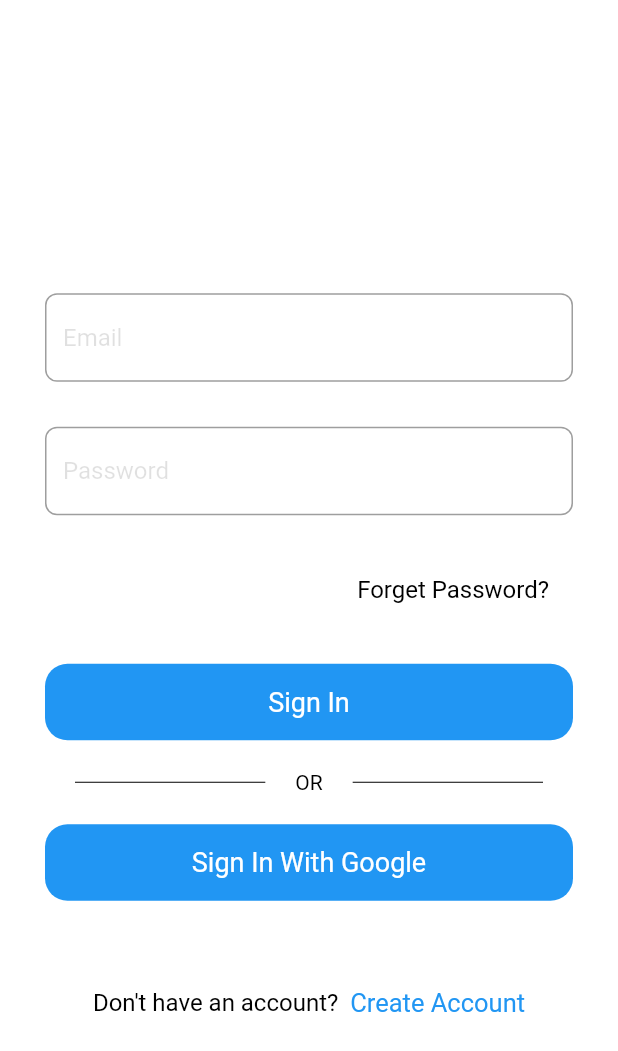
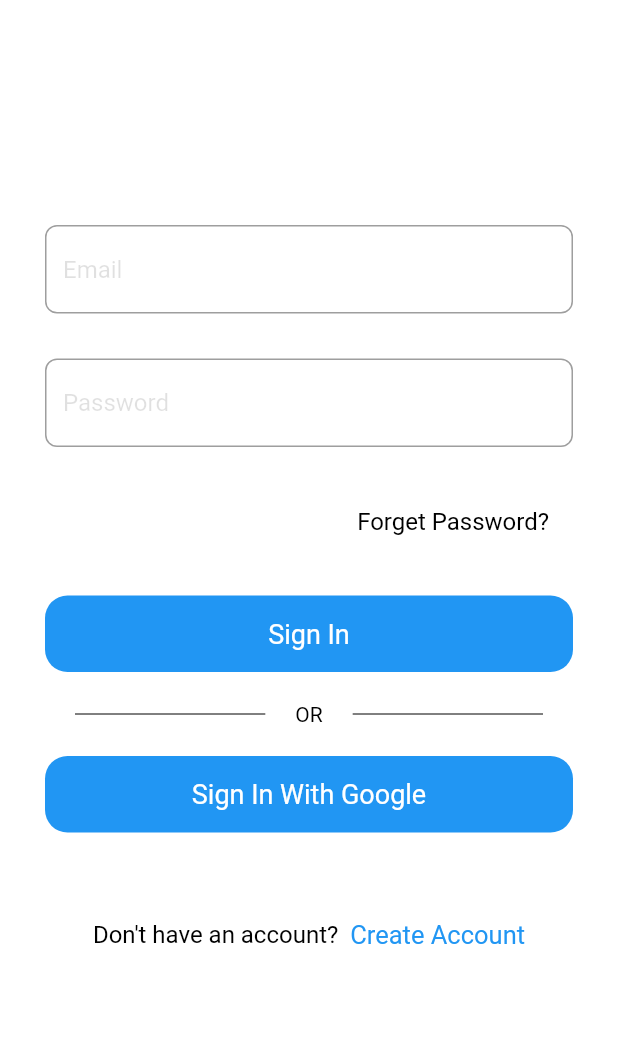
Before and after one commit to AtomicRahul/chat_app, a Flutter app: the screen it shows after launch, after a tap on "Sign in", on a phone screen of 412 x 824 dp. Shown: the top 1051 px of the screen. Run offline on Flutter 3.47's test engine with Material 2 defaults, Android fonts, the phone set to English and light mode, and no system bars; our stand-ins replace firebase_auth; accounts and stored records are empty.

Commit message:
ui commit

```diff
--- a/lib/views/signin.dart
+++ b/lib/views/signin.dart
@@ -14,17 +14,17 @@ class _SignInState extends State<SignIn> {
   Widget build(BuildContext context) {
     return SafeArea(
       child: Scaffold(
-        body: Column(
-          mainAxisAlignment: MainAxisAlignment.center,
-          crossAxisAlignment: CrossAxisAlignment.center,
-          children: [
-            SingleChildScrollView(
-              child: Container(
+        body: SingleChildScrollView(
+          child: Column(
+            mainAxisAlignment: MainAxisAlignment.center,
+            crossAxisAlignment: CrossAxisAlignment.center,
+            children: [
+              Container(
                 child: Container(
                   padding: EdgeInsets.symmetric(horizontal: 30),
                   child: Column(
                     children: [
-                      SizedBox(height: 50),
+                      SizedBox(height: 150),
                       TextField(
                           style: simpleTextFieldStyle(),
                           decoration: textFieldInputDecoration("Email")),
@@ -128,8 +128,8 @@ class _SignInState extends State<SignIn> {
                   ),
                 ),
               ),
-            ),
-          ],
+            ],
+          ),
         ),
       ),
     );
--- a/lib/views/signup.dart
+++ b/lib/views/signup.dart
@@ -30,18 +30,18 @@ class _SignUpState extends State<SignUp> {
     } else {
       return SafeArea(
           child: Scaffold(
-              body: Column(
-                  mainAxisAlignment: MainAxisAlignment.center,
-                  crossAxisAlignment: CrossAxisAlignment.center,
-                  children: [
-            SingleChildScrollView(
-              child: Container(
+              body: SingleChildScrollView(
+        child: Column(
+            mainAxisAlignment: MainAxisAlignment.start,
+            crossAxisAlignment: CrossAxisAlignment.center,
+            children: [
+              Container(
                 child: Container(
                   padding: EdgeInsets.symmetric(horizontal: 30),
                   child: Column(
                     children: [
                       SizedBox(
-                        height: 50,
+                        height: 120,
                       ),
                       TextField(
                           controller: _name,
@@ -149,8 +149,8 @@ class _SignUpState extends State<SignUp> {
                   ),
                 ),
               ),
-            )
-          ])));
+            ]),
+      )));
     }
   }
 }
```
